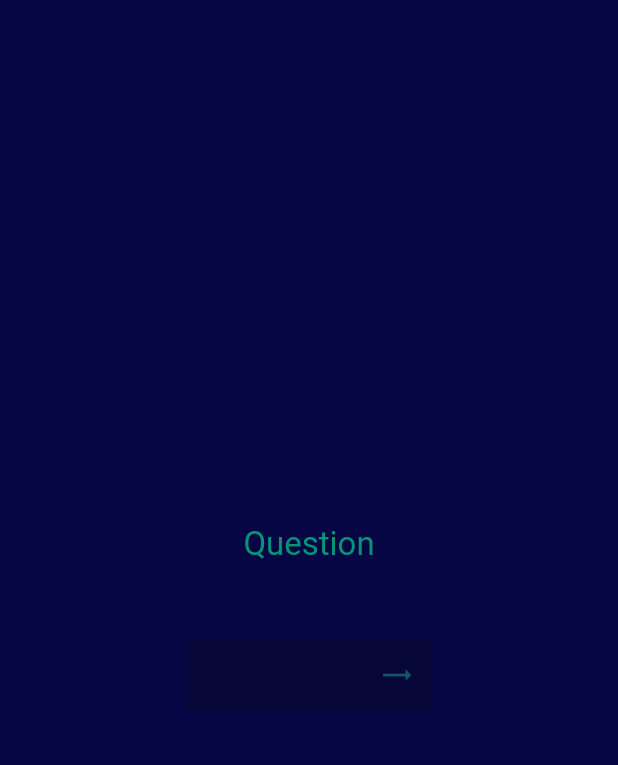
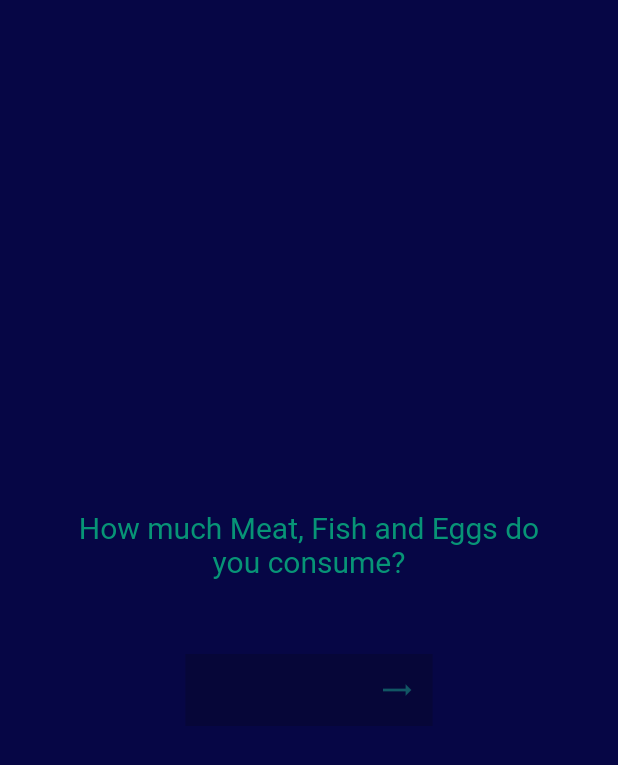
Before and after one commit to suvnshr/C1O2, a Flutter app: the screen it shows after launch, on a phone screen of 412 x 824 dp. Shown: the top 765 px of the screen. Run offline on Flutter 3.47's test engine with Material 2 defaults, Android fonts, the phone set to English and light mode, and no system bars; our stand-ins replace flutter_xlider.

Commit message:
added routename for user inputs

```diff
--- a/lib/screens/calculator/user_input_questions.dart
+++ b/lib/screens/calculator/user_input_questions.dart
@@ -2,7 +2,7 @@ import 'package:flutter/material.dart';
 
 class Questions with ChangeNotifier {
   List _foodQuestions = [
-    "How much Meat, Fish and Eggs do you consume?"
+    "How much Meat, Fish and Eggs do you consume?",
     'How much Grains and Baked Goods do you consume?',
     'How much Dairy Products do you consume?',
     'How much Fruits and Vegetables do you consume?',
--- a/lib/screens/calculator/user_inputs.dart
+++ b/lib/screens/calculator/user_inputs.dart
@@ -1,17 +1,46 @@
 import 'package:flutter/material.dart';
+import 'package:path_provider/path_provider.dart';
+import 'package:provider/provider.dart';
 
 import './user_input_questions.dart';
 import '../../helpers/colors.dart';
 
-class UserInputs extends StatelessWidget {
-  List questions = [];
-  Map<String, String> answers = {
-    'Question1': '',
-  };
+class UserInputs extends StatefulWidget {
+  static const routteNAme = '/user-inputs';
+  @override
+  _UserInputsState createState() => _UserInputsState();
+}
+
+class _UserInputsState extends State<UserInputs> {
+  // Map<String, String> answers = {
+  //   'Question0': '',
+  //   'Question1': '',
+  //   'Question2': '',
+  //   'Question3': '',
+  // };
+  List answers = [];
+
+  var index = 0;
 
   @override
   Widget build(BuildContext context) {
+    var args = ModalRoute.of(context).settings.arguments;
     final size = MediaQuery.of(context).size;
+
+    List foodQ = Provider.of<Questions>(context).foodQuestions;
+    List travelQ = Provider.of<Questions>(context).travelQuestions;
+    List waterQ = Provider.of<Questions>(context).waterQuestions;
+
+    List questions = [];
+
+    if (args == 'food') {
+      questions = foodQ;
+    } else if (args == 'travel') {
+      questions = travelQ;
+    } else {
+      questions = waterQ;
+    }
+
     return Scaffold(
       body: Container(
         child: Stack(
@@ -27,11 +56,15 @@ class UserInputs extends StatelessWidget {
                   crossAxisAlignment: CrossAxisAlignment.center,
                   children: [
                     Align(
-                      child: Text(
-                        'Question',
-                        style: TextStyle(
-                          color: ColorPallete.color7,
-                          fontSize: 22,
+                      child: Padding(
+                        padding: const EdgeInsets.symmetric(horizontal:40.0),
+                        child: Text(
+                          foodQ[index],
+                          textAlign: TextAlign.center,
+                          style: TextStyle(
+                            color: ColorPallete.color7,
+                            fontSize: 20,
+                          ),
                         ),
                       ),
                     ),
@@ -42,6 +75,9 @@ class UserInputs extends StatelessWidget {
                       child: Container(
                         width: size.width * 0.4,
                         child: TextFormField(
+                          onChanged: (value){
+                            answers.add(value);
+                          },
                           decoration: InputDecoration(
                             enabledBorder: InputBorder.none,
                             filled: true,
@@ -51,7 +87,17 @@ class UserInputs extends StatelessWidget {
                                 Icons.trending_flat,
                                 color: ColorPallete.color4,
                               ),
-                              onPressed: () {},
+                              onPressed: () {
+                                setState(() {
+                                  if(index <= questions.length){
+                                    index += 1;
+                                  }
+                                });
+                                if(index > foodQ.length){
+                                  Navigator.of(context).pushNamed('', arguments: answers);
+                                }
+                                print(answers);
+                              },
                             ),
                             //hintText: 'Answer',
                             // labelText: 'Answer',
```
